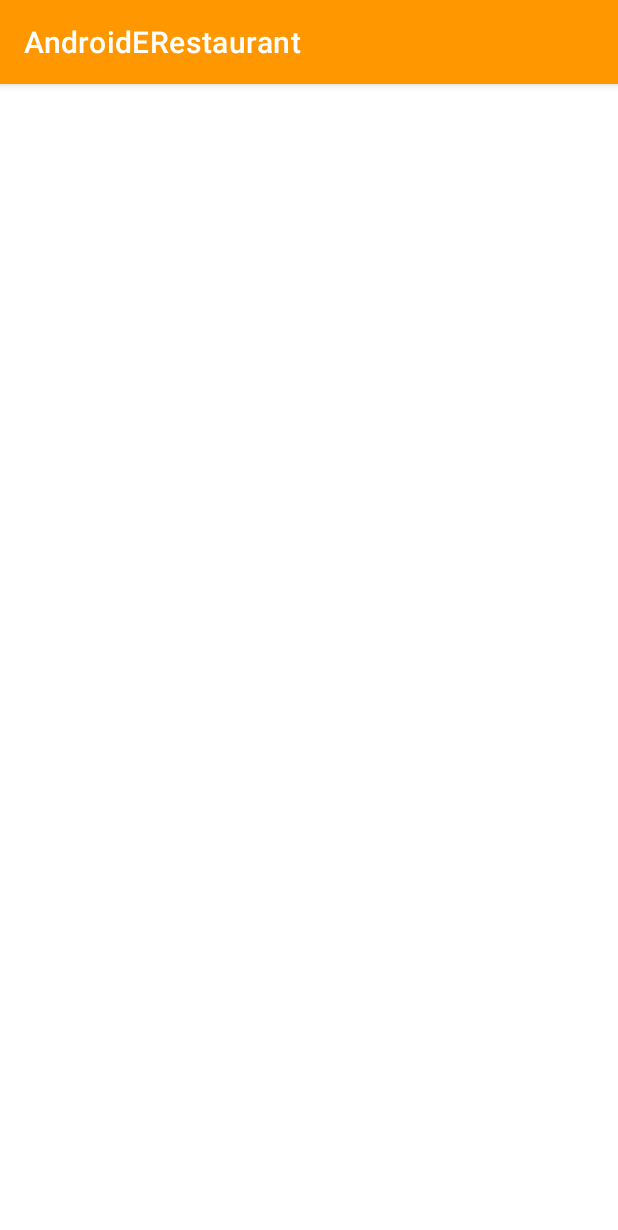
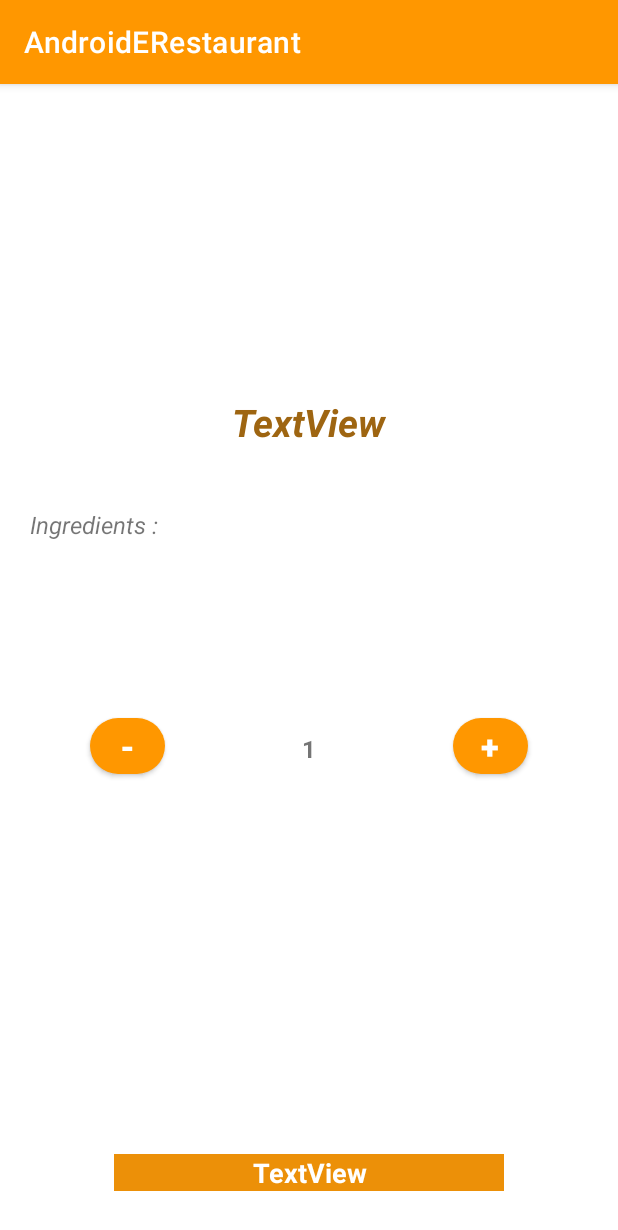
Before and after one commit to tutoy83/AndroidERestaurant, an Android app: the DetailActivity screen opened directly, with no data from a screen before it, on a phone screen of 412 x 824 dp. Shown: the top 1230 px of the screen. Run offline under Robolectric (Android 15) with nearby library versions, the phone set to English and light mode, and no system bars; our stand-ins replace Picasso; network calls fail; pictures from the network do not load; 8 statements that could not run were skipped.

Commit message:
DetailActivity content, prices, quantity total calc implemented

```diff
--- a/app/src/main/java/fr/isen/mignottetheo/androiderestaurant/MealActivity.kt
+++ b/app/src/main/java/fr/isen/mignottetheo/androiderestaurant/MealActivity.kt
@@ -42,7 +42,7 @@ class MealActivity : AppCompatActivity() {
 
         binding.categoryList.adapter = MealAdapter(value) {
             val intent = Intent(this, DetailActivity::class.java)
-            intent.putExtra("detailItemName", it)
+            intent.putExtra("mealselected",it)
             startActivity(intent)
         }
 
--- a/app/src/main/java/fr/isen/mignottetheo/androiderestaurant/MealAdapter.kt
+++ b/app/src/main/java/fr/isen/mignottetheo/androiderestaurant/MealAdapter.kt
@@ -11,7 +11,7 @@ import android.widget.ImageView
 
 
 
-class MealAdapter(var dishes: ArrayList<Items>, val onItemClickListener: (dishName: String) -> Unit): RecyclerView.Adapter<MealAdapter.MealViewHolder>() {
+class MealAdapter(var dishes: ArrayList<Items>, val onItemClickListener: (dishName: Items?) -> Unit): RecyclerView.Adapter<MealAdapter.MealViewHolder>() {
     class MealViewHolder(view: View):RecyclerView.ViewHolder(view){
         val cellName =  view.findViewById<TextView>(R.id.cellName)
         val cellPrice =  view.findViewById<TextView>(R.id.cellPrice)
@@ -44,7 +44,7 @@ class MealAdapter(var dishes: ArrayList<Items>, val onItemClickListener: (dishNa
 
 
         holder.itemView.setOnClickListener{
-            onItemClickListener(dish.nameFr!!)
+            onItemClickListener(dish)
         }
     }
 
--- a/app/src/main/java/fr/isen/mignottetheo/androiderestaurant/model/Data.kt
+++ b/app/src/main/java/fr/isen/mignottetheo/androiderestaurant/model/Data.kt
@@ -9,4 +9,4 @@ data class Data (
   @SerializedName("name_en" ) var nameEn : String?          = null,
   @SerializedName("items"   ) var items  : ArrayList<Items> = arrayListOf()
 
-)
+):java.io.Serializable
--- a/app/src/main/java/fr/isen/mignottetheo/androiderestaurant/model/DataResult.kt
+++ b/app/src/main/java/fr/isen/mignottetheo/androiderestaurant/model/DataResult.kt
@@ -7,4 +7,4 @@ data class DataResult (
 
   @SerializedName("data" ) var data : ArrayList<Data> = arrayListOf()
 
-)
+):java.io.Serializable
--- a/app/src/main/java/fr/isen/mignottetheo/androiderestaurant/model/Ingredients.kt
+++ b/app/src/main/java/fr/isen/mignottetheo/androiderestaurant/model/Ingredients.kt
@@ -13,4 +13,4 @@ data class Ingredients (
   @SerializedName("update_date" ) var updateDate : String? = null,
   @SerializedName("id_pizza"    ) var idPizza    : String? = null
 
-)
+):java.io.Serializable
--- a/app/src/main/java/fr/isen/mignottetheo/androiderestaurant/model/Items.kt
+++ b/app/src/main/java/fr/isen/mignottetheo/androiderestaurant/model/Items.kt
@@ -15,4 +15,4 @@ data class Items (
   @SerializedName("ingredients") var ingredients : ArrayList<Ingredients> = arrayListOf(),
   @SerializedName("prices") var prices      : ArrayList<Prices>      = arrayListOf()
 
-)
+):java.io.Serializable
--- a/app/src/main/java/fr/isen/mignottetheo/androiderestaurant/model/Prices.kt
+++ b/app/src/main/java/fr/isen/mignottetheo/androiderestaurant/model/Prices.kt
@@ -13,4 +13,4 @@ data class Prices (
   @SerializedName("update_date" ) var updateDate : String? = null,
   @SerializedName("size"        ) var size       : String? = null
 
-)
+):java.io.Serializable
--- a/app/src/main/res/layout/activity_detail.xml
+++ b/app/src/main/res/layout/activity_detail.xml
@@ -27,4 +27,84 @@
         app:layout_constraintStart_toStartOf="parent"
         app:layout_constraintTop_toTopOf="parent"
         tools:srcCompat="@tools:sample/backgrounds/scenic" />
+
+    <TextView
+        android:id="@+id/totalPrice"
+        android:layout_width="260sp"
+        android:layout_height="wrap_content"
+        android:layout_marginBottom="30dp"
+        android:autoText="false"
+        android:background="#EC9008"
+        android:backgroundTint="#EC9008"
+        android:text="TextView"
+        android:textAlignment="center"
+        android:textColor="#FFFFFF"
+        android:textSize="18sp"
+        android:textStyle="bold"
+        app:layout_constraintBottom_toBottomOf="parent"
+        app:layout_constraintEnd_toEndOf="parent"
+        app:layout_constraintStart_toStartOf="parent" />
+
+    <TextView
+        android:id="@+id/contentMeal"
+        android:layout_width="wrap_content"
+        android:layout_height="wrap_content"
+        android:layout_marginStart="20dp"
+        android:layout_marginTop="40dp"
+        android:text="Ingredients :"
+        android:textSize="16sp"
+        android:textStyle="italic"
+        app:layout_constraintStart_toStartOf="parent"
+        app:layout_constraintTop_toBottomOf="@+id/detailTitleArticle" />
+
+    <TextView
+        android:id="@+id/contentMealDetails"
+        android:layout_width="377dp"
+        android:layout_height="wrap_content"
+        android:layout_marginStart="10dp"
+        android:layout_marginTop="20dp"
+        android:text="TextView"
+        android:textSize="16sp"
+        app:layout_constraintEnd_toEndOf="parent"
+        app:layout_constraintStart_toStartOf="parent"
+        app:layout_constraintTop_toBottomOf="@+id/contentMeal" />
+
+    <Button
+        android:id="@+id/buttonDetailMinus"
+        android:layout_width="50sp"
+        android:layout_height="wrap_content"
+        android:layout_marginStart="60dp"
+        android:layout_marginTop="70dp"
+        android:text="-"
+        android:textSize="22sp"
+        android:textStyle="bold"
+        app:cornerRadius="80sp"
+        app:layout_constraintStart_toStartOf="parent"
+        app:layout_constraintTop_toBottomOf="@+id/contentMealDetails" />
+
+    <Button
+        android:id="@+id/buttonDetailPlus"
+        android:layout_width="50sp"
+        android:layout_height="wrap_content"
+        android:layout_marginTop="70dp"
+        android:layout_marginEnd="60dp"
+        android:text="+"
+        android:textSize="22sp"
+        android:textStyle="bold"
+        app:cornerRadius="80sp"
+        app:layout_constraintEnd_toEndOf="parent"
+        app:layout_constraintTop_toBottomOf="@+id/contentMealDetails" />
+
+    <TextView
+        android:id="@+id/quantityNumber"
+        android:layout_width="wrap_content"
+        android:layout_height="wrap_content"
+        android:layout_marginTop="85dp"
+        android:text="1"
+        android:textSize="16sp"
+        android:textStyle="bold"
+        app:layout_constraintEnd_toStartOf="@+id/buttonDetailPlus"
+        app:layout_constraintStart_toEndOf="@+id/buttonDetailMinus"
+        app:layout_constraintTop_toBottomOf="@+id/contentMealDetails" />
+
 </androidx.constraintlayout.widget.ConstraintLayout>
--- a/app/src/main/res/layout/activity_meal.xml
+++ b/app/src/main/res/layout/activity_meal.xml
@@ -25,7 +25,7 @@
         android:layout_marginStart="2dp"
         android:layout_marginTop="70dp"
         android:fontFamily="casual"
-        android:text="Notre sélection du moment !"
+        android:text="La sélection du moment !"
         android:textColor="#ff9800"
         android:textSize="18sp"
         android:textStyle="bold"
--- a/app/src/main/res/layout/meal_cell.xml
+++ b/app/src/main/res/layout/meal_cell.xml
@@ -10,7 +10,7 @@
         android:layout_width="0dp"
         android:layout_height="wrap_content"
         android:layout_marginStart="10dp"
-        android:layout_marginTop="60dp"
+        android:layout_marginTop="50dp"
         android:layout_marginEnd="4dp"
         android:fontFamily="serif"
         android:text="TextView"
@@ -27,7 +27,7 @@
         android:id="@+id/divider3"
         android:layout_width="350dp"
         android:layout_height="1dp"
-        android:layout_marginTop="5dp"
+        android:layout_marginTop="10dp"
         android:background="?android:attr/listDivider"
         app:layout_constraintEnd_toEndOf="parent"
         app:layout_constraintHorizontal_bias="0.609"
```
Also changed, not shown: app/src/main/java/fr/isen/mignottetheo/androiderestaurant/DetailActivity.kt (+68 -2 lines).
